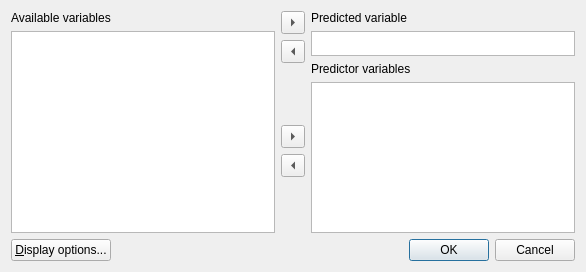
Old version of the form cogstat/ui/regression.ui in the repository cogstat/cogstat.
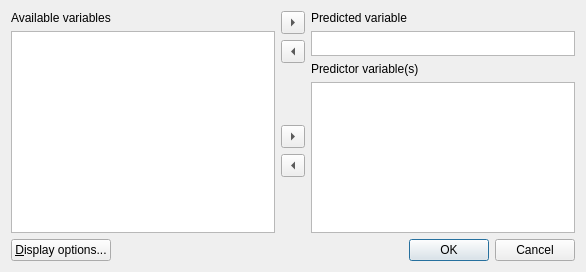
New version of the form.

Commit message: refine dialog labels

What changed in the file:
```diff
--- a/cogstat/ui/regression.ui
+++ b/cogstat/ui/regression.ui
@@ -173,7 +173,7 @@
      <item>
       <widget class="QLabel" name="label_3">
        <property name="text">
-        <string>Predictor variables</string>
+        <string>Predictor variable(s)</string>
        </property>
       </widget>
      </item>
```
The commit also changes 7 other files.
